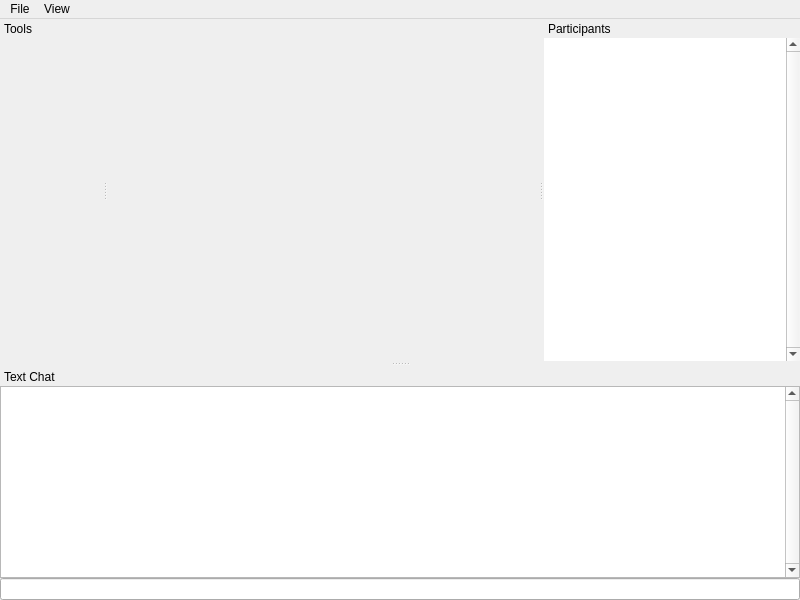
First picture: the form in RaptorPaint/mainwindow.ui, repository nickrak/RaptorPaint, before the edit.
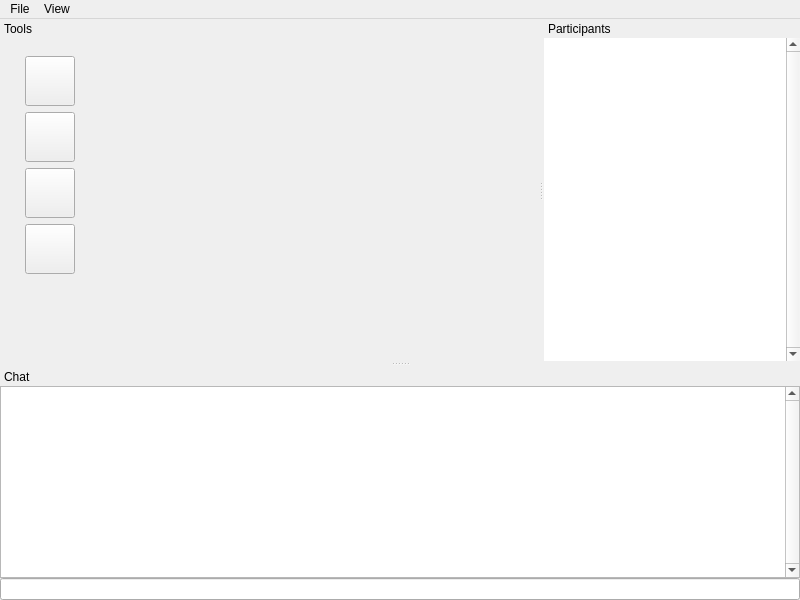
Second picture: the form after the edit. Icons and pictures are not drawn. Custom widgets are drawn as their Qt base class.

Commit message: Added buttons to the toolbox with custom icons. Changed "text chat" to "chat."

```diff
--- a/RaptorPaint/mainwindow.ui
+++ b/RaptorPaint/mainwindow.ui
@@ -21,7 +21,7 @@
     <item>
      <widget class="GLWindow" name="paintArea" native="true">
       <property name="sizePolicy">
-       <sizepolicy hsizetype="Preferred" vsizetype="Preferred">
+       <sizepolicy hsizetype="Minimum" vsizetype="Minimum">
         <horstretch>0</horstretch>
         <verstretch>0</verstretch>
        </sizepolicy>
@@ -121,10 +121,22 @@
    </widget>
   </widget>
   <widget class="QDockWidget" name="toolbox">
+   <property name="sizePolicy">
+    <sizepolicy hsizetype="Maximum" vsizetype="Preferred">
+     <horstretch>75</horstretch>
+     <verstretch>0</verstretch>
+    </sizepolicy>
+   </property>
    <property name="minimumSize">
     <size>
-     <width>102</width>
-     <height>128</height>
+     <width>100</width>
+     <height>292</height>
+    </size>
+   </property>
+   <property name="maximumSize">
+    <size>
+     <width>100</width>
+     <height>524287</height>
     </size>
    </property>
    <property name="features">
@@ -137,13 +149,195 @@
     <number>1</number>
    </attribute>
    <widget class="QWidget" name="dockWidgetContents_3">
-    <layout class="QVBoxLayout" name="verticalLayout_2">
-     <property name="spacing">
-      <number>0</number>
-     </property>
-     <property name="margin">
-      <number>0</number>
-     </property>
+    <layout class="QHBoxLayout" name="horizontalLayout">
+     <item>
+      <spacer name="horizontalSpacer_2">
+       <property name="orientation">
+        <enum>Qt::Horizontal</enum>
+       </property>
+       <property name="sizeHint" stdset="0">
+        <size>
+         <width>40</width>
+         <height>20</height>
+        </size>
+       </property>
+      </spacer>
+     </item>
+     <item>
+      <widget class="QWidget" name="widget" native="true">
+       <property name="sizePolicy">
+        <sizepolicy hsizetype="Preferred" vsizetype="Preferred">
+         <horstretch>0</horstretch>
+         <verstretch>3</verstretch>
+        </sizepolicy>
+       </property>
+       <property name="minimumSize">
+        <size>
+         <width>0</width>
+         <height>0</height>
+        </size>
+       </property>
+       <layout class="QFormLayout" name="formLayout">
+        <property name="fieldGrowthPolicy">
+         <enum>QFormLayout::FieldsStayAtSizeHint</enum>
+        </property>
+        <item row="0" column="0">
+         <widget class="QPushButton" name="paintbrush">
+          <property name="sizePolicy">
+           <sizepolicy hsizetype="Minimum" vsizetype="Minimum">
+            <horstretch>0</horstretch>
+            <verstretch>0</verstretch>
+           </sizepolicy>
+          </property>
+          <property name="minimumSize">
+           <size>
+            <width>50</width>
+            <height>50</height>
+           </size>
+          </property>
+          <property name="maximumSize">
+           <size>
+            <width>50</width>
+            <height>50</height>
+           </size>
+          </property>
+          <property name="sizeIncrement">
+           <size>
+            <width>0</width>
+            <height>0</height>
+           </size>
+          </property>
+          <property name="text">
+           <string/>
+          </property>
+          <property name="icon">
+           <iconset resource="Resources.qrc">
+            <normaloff>:/toolbox/paintbrush.png</normaloff>:/toolbox/paintbrush.png</iconset>
+          </property>
+          <property name="iconSize">
+           <size>
+            <width>32</width>
+            <height>32</height>
+           </size>
+          </property>
+         </widget>
+        </item>
+        <item row="1" column="0">
+         <widget class="QPushButton" name="pencil">
+          <property name="minimumSize">
+           <size>
+            <width>50</width>
+            <height>50</height>
+           </size>
+          </property>
+          <property name="maximumSize">
+           <size>
+            <width>50</width>
+            <height>50</height>
+           </size>
+          </property>
+          <property name="text">
+           <string/>
+          </property>
+          <property name="icon">
+           <iconset resource="Resources.qrc">
+            <normaloff>:/toolbox/pencil.png</normaloff>:/toolbox/pencil.png</iconset>
+          </property>
+          <property name="iconSize">
+           <size>
+            <width>32</width>
+            <height>32</height>
+           </size>
+          </property>
+         </widget>
+        </item>
+        <item row="2" column="0">
+         <widget class="QPushButton" name="eraser">
+          <property name="minimumSize">
+           <size>
+            <width>50</width>
+            <height>50</height>
+           </size>
+          </property>
+          <property name="maximumSize">
+           <size>
+            <width>50</width>
+            <height>50</height>
+           </size>
+          </property>
+          <property name="text">
+           <string/>
+          </property>
+          <property name="icon">
+           <iconset resource="Resources.qrc">
+            <normaloff>:/toolbox/eraser.png</normaloff>:/toolbox/eraser.png</iconset>
+          </property>
+          <property name="iconSize">
+           <size>
+            <width>32</width>
+            <height>32</height>
+           </size>
+          </property>
+         </widget>
+        </item>
+        <item row="3" column="0">
+         <widget class="QPushButton" name="type">
+          <property name="minimumSize">
+           <size>
+            <width>50</width>
+            <height>50</height>
+           </size>
+          </property>
+          <property name="maximumSize">
+           <size>
+            <width>50</width>
+            <height>50</height>
+           </size>
+          </property>
+          <property name="text">
+           <string/>
+          </property>
+          <property name="icon">
+           <iconset resource="Resources.qrc">
+            <normaloff>:/toolbox/serif-t.png</normaloff>:/toolbox/serif-t.png</iconset>
+          </property>
+          <property name="iconSize">
+           <size>
+            <width>32</width>
+            <height>32</height>
+           </size>
+          </property>
+         </widget>
+        </item>
+        <item row="4" column="0">
+         <spacer name="verticalSpacer">
+          <property name="orientation">
+           <enum>Qt::Vertical</enum>
+          </property>
+          <property name="sizeHint" stdset="0">
+           <size>
+            <width>20</width>
+            <height>40</height>
+           </size>
+          </property>
+         </spacer>
+        </item>
+       </layout>
+      </widget>
+     </item>
+     <item>
+      <spacer name="horizontalSpacer">
+       <property name="orientation">
+        <enum>Qt::Horizontal</enum>
+       </property>
+       <property name="sizeHint" stdset="0">
+        <size>
+         <width>40</width>
+         <height>20</height>
+        </size>
+       </property>
+      </spacer>
+     </item>
     </layout>
    </widget>
   </widget>
@@ -158,7 +352,7 @@
     <set>QDockWidget::NoDockWidgetFeatures</set>
    </property>
    <property name="windowTitle">
-    <string>Text Chat</string>
+    <string>Chat</string>
    </property>
    <attribute name="dockWidgetArea">
     <number>8</number>
```
Left out of the diff: 4 changed lines with no effect on the pictures.
